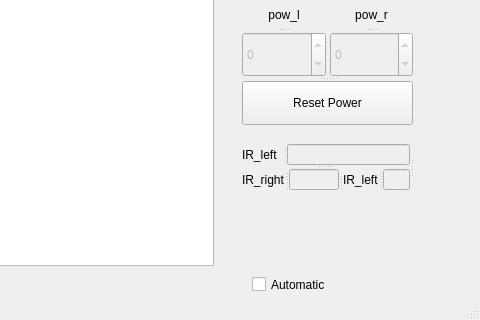
Above: assets/mainwindow.ui from Olin-FunRobo/funrobo_wallfollower before the change; both pictures show x 318 to 798 and y 302 to 622 of the 798 by 622 pixel window. Below: the same form after it.
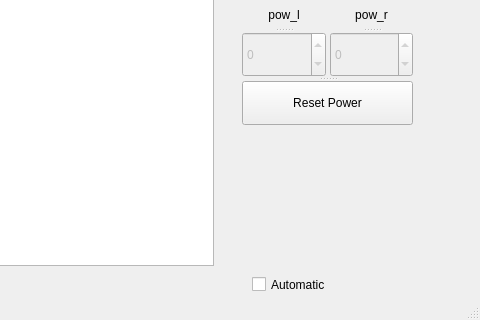
That is the form after the change.

What changed in the file:
```diff
--- a/assets/mainwindow.ui
+++ b/assets/mainwindow.ui
@@ -197,74 +197,6 @@
      </property>
     </widget>
    </widget>
-   <widget class="QSplitter" name="splitter_10">
-    <property name="geometry">
-     <rect>
-      <x>560</x>
-      <y>410</y>
-      <width>172</width>
-      <height>46</height>
-     </rect>
-    </property>
-    <property name="orientation">
-     <enum>Qt::Horizontal</enum>
-    </property>
-    <widget class="QSplitter" name="splitter_7">
-     <property name="orientation">
-      <enum>Qt::Vertical</enum>
-     </property>
-     <widget class="QSplitter" name="splitter_5">
-      <property name="orientation">
-       <enum>Qt::Horizontal</enum>
-      </property>
-      <widget class="QLabel" name="label">
-       <property name="text">
-        <string>IR_left</string>
-       </property>
-      </widget>
-      <widget class="QLineEdit" name="ir_left_edit">
-       <property name="enabled">
-        <bool>false</bool>
-       </property>
-      </widget>
-     </widget>
-     <widget class="QSplitter" name="splitter_6">
-      <property name="orientation">
-       <enum>Qt::Horizontal</enum>
-      </property>
-      <widget class="QLabel" name="label_9">
-       <property name="text">
-        <string>IR_right</string>
-       </property>
-      </widget>
-      <widget class="QLineEdit" name="ir_right_edit">
-       <property name="enabled">
-        <bool>false</bool>
-       </property>
-      </widget>
-      <widget class="QSplitter" name="splitter_12">
-       <property name="orientation">
-        <enum>Qt::Horizontal</enum>
-       </property>
-       <widget class="QLabel" name="label_2">
-        <property name="text">
-         <string>IR_left</string>
-        </property>
-       </widget>
-       <widget class="QLineEdit" name="ir_left_edit_2">
-        <property name="enabled">
-         <bool>false</bool>
-        </property>
-       </widget>
-      </widget>
-     </widget>
-    </widget>
-    <widget class="QSplitter" name="splitter_9">
-     <property name="orientation">
-      <enum>Qt::Vertical</enum>
-     </property>
-    </widget>
-   </widget>
    <widget class="QCheckBox" name="checkBox">
     <property name="geometry">
      <rect>
```
Left out of the diff: 28 changed lines with no effect on the pictures.
